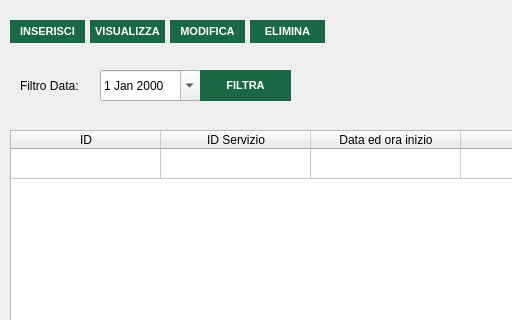
Old version of the form src/main/gui/turni.ui in the repository OT-Rax/AnconAmbiente; both pictures show x 0 to 512 and y 0 to 320 of the 777 by 587 pixel window.
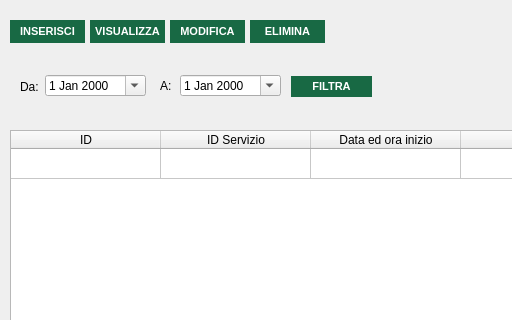
New version of the form. Icons and pictures are not drawn.

```diff
--- a/src/main/gui/turni.ui
+++ b/src/main/gui/turni.ui
@@ -237,10 +237,10 @@
    <widget class="QDateEdit" name="date_filter">
     <property name="geometry">
      <rect>
-      <x>100</x>
-      <y>70</y>
+      <x>45</x>
+      <y>75</y>
       <width>101</width>
-      <height>31</height>
+      <height>21</height>
      </rect>
     </property>
     <property name="calendarPopup">
@@ -355,22 +355,22 @@
     <property name="geometry">
      <rect>
       <x>20</x>
-      <y>70</y>
-      <width>81</width>
+      <y>71</y>
+      <width>21</width>
       <height>31</height>
      </rect>
     </property>
     <property name="text">
-     <string>Filtro Data:</string>
+     <string>Da:</string>
     </property>
    </widget>
    <widget class="QPushButton" name="search_button">
     <property name="geometry">
      <rect>
-      <x>200</x>
-      <y>70</y>
-      <width>91</width>
-      <height>31</height>
+      <x>291</x>
+      <y>76</y>
+      <width>81</width>
+      <height>21</height>
      </rect>
     </property>
     <property name="styleSheet">
@@ -394,6 +394,32 @@
      <string>FILTRA</string>
     </property>
    </widget>
+   <widget class="QLabel" name="label_3">
+    <property name="geometry">
+     <rect>
+      <x>160</x>
+      <y>70</y>
+      <width>21</width>
+      <height>31</height>
+     </rect>
+    </property>
+    <property name="text">
+     <string>A:</string>
+    </property>
+   </widget>
+   <widget class="QDateEdit" name="a_datepicker">
+    <property name="geometry">
+     <rect>
+      <x>180</x>
+      <y>75</y>
+      <width>101</width>
+      <height>21</height>
+     </rect>
+    </property>
+    <property name="calendarPopup">
+     <bool>true</bool>
+    </property>
+   </widget>
   </widget>
   <widget class="QStatusBar" name="statusbar"/>
  </widget>
```
Left out of the diff: 2 changed lines with no effect on the pictures.
